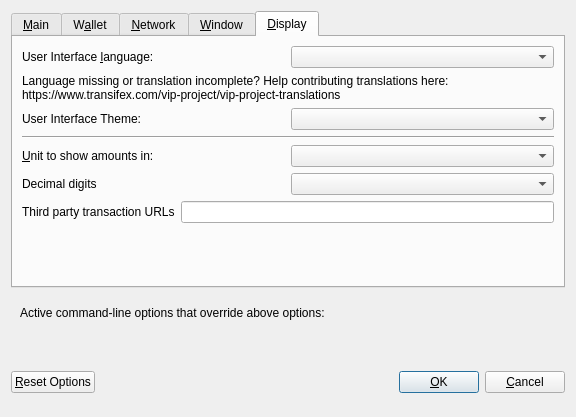
This is src/qt/forms/optionsdialog.ui in vipcore/VIP-OLD as Qt 5 draws it before an edit. The edited form follows.
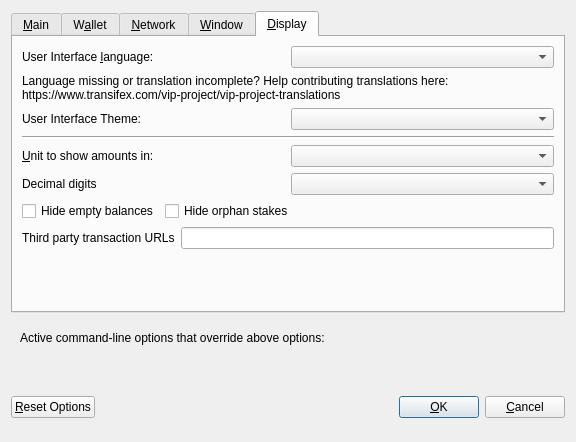
This is the edited form. The open tabs and pages were chosen to show the change. Custom widgets are drawn as their Qt base class.

The edit to the form file:
```diff
--- a/src/qt/forms/optionsdialog.ui
+++ b/src/qt/forms/optionsdialog.ui
@@ -7,7 +7,7 @@
     <x>0</x>
     <y>0</y>
     <width>576</width>
-    <height>417</height>
+    <height>442</height>
    </rect>
   </property>
   <property name="windowTitle">
@@ -421,7 +421,7 @@
         </widget>
        </item>
        <item>
-        <layout class="QHBoxLayout" name="horizontalLayout_4_Display" stretch="0,0">
+        <layout class="QHBoxLayout" name="horizontalLayout_2_Display" stretch="0,0">
          <item>
           <widget class="QLabel" name="themeLabel">
            <property name="text">
@@ -442,7 +442,7 @@
         </widget>
        </item>
        <item>
-        <layout class="QHBoxLayout" name="horizontalLayout_2_Display">
+        <layout class="QHBoxLayout" name="horizontalLayout_3_Display">
          <item>
           <widget class="QLabel" name="unitLabel">
            <property name="text">
@@ -466,7 +466,7 @@
         </layout>
        </item>
        <item>
-        <layout class="QHBoxLayout" name="horizontalLayout_5_Display">
+        <layout class="QHBoxLayout" name="horizontalLayout_4_Display">
          <item>
           <widget class="QLabel" name="digitsLabel">
            <property name="text">
@@ -480,7 +480,47 @@
         </layout>
        </item>
        <item>
-        <layout class="QHBoxLayout" name="horizontalLayout_3_Display">
+        <layout class="QHBoxLayout" name="horizontalLayout_5_Display">
+         <item>
+          <widget class="QCheckBox" name="checkBoxHideZeroBalances">
+           <property name="toolTip">
+            <string>Hide empty balances</string>
+           </property>
+           <property name="layoutDirection">
+            <enum>Qt::LeftToRight</enum>
+           </property>
+           <property name="text">
+            <string>Hide empty balances</string>
+           </property>
+          </widget>
+         </item>
+         <item>
+          <widget class="QCheckBox" name="checkBoxHideOrphans">
+           <property name="toolTip">
+            <string>Hide orphan stakes in transaction lists</string>
+           </property>
+           <property name="text">
+            <string>Hide orphan stakes</string>
+           </property>
+          </widget>
+         </item>
+         <item>
+          <spacer name="horizontalSpacer">
+           <property name="orientation">
+            <enum>Qt::Horizontal</enum>
+           </property>
+           <property name="sizeHint" stdset="0">
+            <size>
+             <width>40</width>
+             <height>20</height>
+            </size>
+           </property>
+          </spacer>
+         </item>
+        </layout>
+       </item>
+       <item>
+        <layout class="QHBoxLayout" name="horizontalLayout_6_Display">
          <item>
           <widget class="QLabel" name="thirdPartyTxUrlsLabel">
            <property name="toolTip">
```
Left out of the diff: 52 changed lines with no effect on the pictures.
